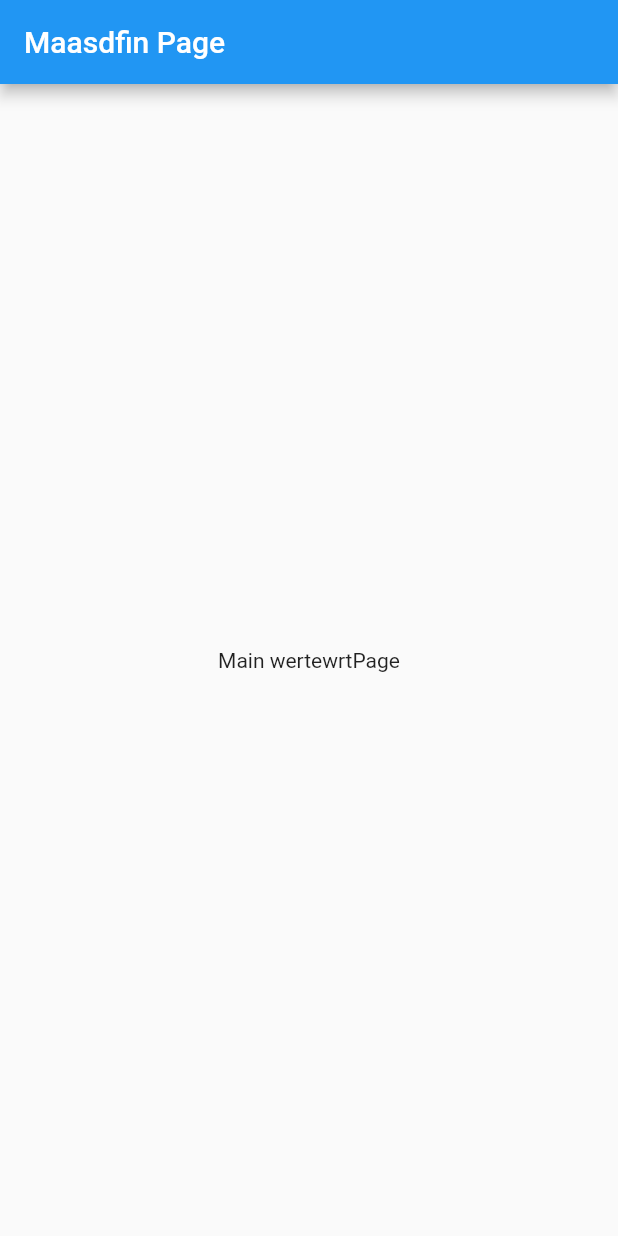
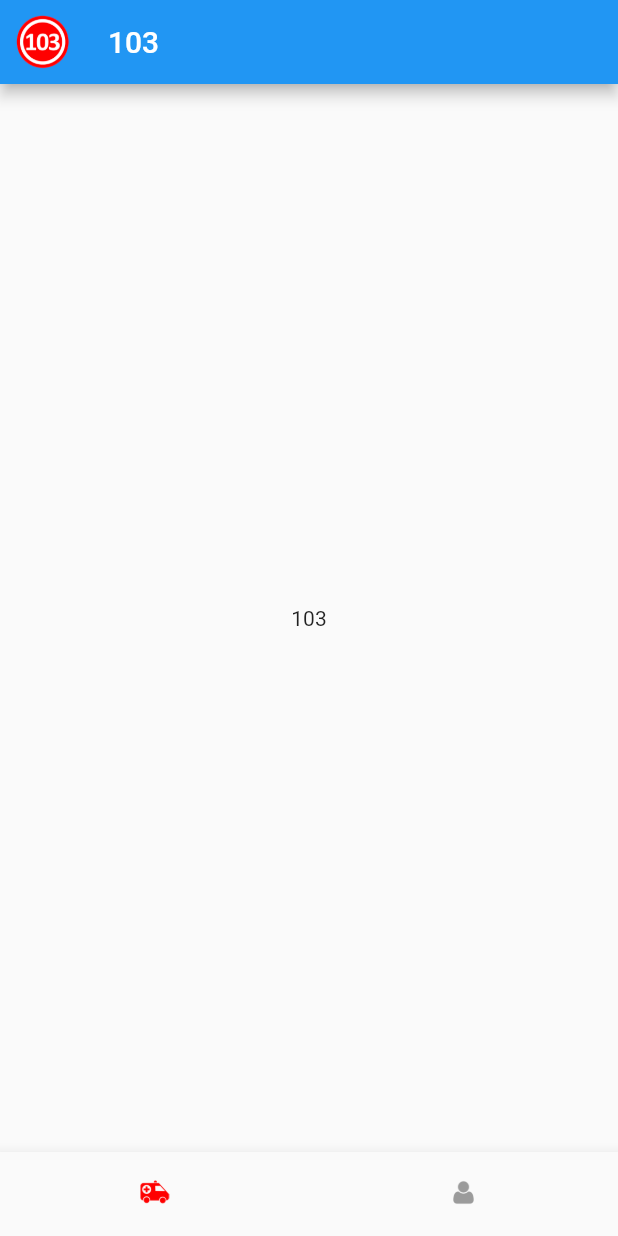
Before and after one commit to Sanjarbek17/health_care, a Flutter app: the screen it shows after launch, on a phone screen of 412 x 824 dp. Run offline on Flutter 3.47's test engine with Material 2 defaults, Android fonts, the phone set to English and light mode, and no system bars.

Commit message:
images added

```diff
--- a/lib/main.dart
+++ b/lib/main.dart
@@ -2,18 +2,18 @@ import 'package:flutter/material.dart';
 
 import './style/main_style.dart';
 
-import './screens/main_screen.dart';
-import './screens/playlist.dart';
-import './screens/playing.dart';
+import 'screens/home_screen.dart';
 
 void main() {
   runApp(const MainRoute());
 }
+
 class MainRoute extends StatefulWidget {
   const MainRoute({super.key});
   @override
   State<MainRoute> createState() => _MainRouteState();
 }
+
 class _MainRouteState extends State<MainRoute> {
   @override
   Widget build(BuildContext context) {
@@ -21,9 +21,7 @@ class _MainRouteState extends State<MainRoute> {
       theme: theme,
       initialRoute: '/',
       routes: {
-        '/': (context) => const MainPage(),
-        '/playlist': (context) => const PlaylistPage(),
-        '/playing': (context) => const PlayingPage(),
+        '/': (context) => const HomeScreen(),
       },
     );
   }
--- /dev/null
+++ b/lib/screens/home_screen.dart
@@ -0,0 +1,54 @@
+import 'package:flutter/material.dart';
+
+class HomeScreen extends StatefulWidget {
+  const HomeScreen({super.key});
+
+  @override
+  State<HomeScreen> createState() => _HomeScreenState();
+}
+
+class _HomeScreenState extends State<HomeScreen> {
+  @override
+  Widget build(BuildContext context) {
+    return MaterialApp(
+      home: Scaffold(
+        appBar: AppBar(
+          leading: Image.asset('assets/logo1034.png'),
+          title: const Text(
+            '103',
+          ),
+        ),
+        body: const Center(
+          child: Text('103'),
+        ),
+        bottomNavigationBar: BottomNavigationBar(
+          showSelectedLabels: false,
+          showUnselectedLabels: false,
+          items: [
+            BottomNavigationBarItem(
+                icon: SizedBox(
+                    width: 20,
+                    height: 20,
+                    child: Image.asset('assets/maps_grey.png')),
+                activeIcon: SizedBox(
+                  width: 20,
+                  height: 20,
+                  child: Image.asset('assets/maps_red.png'),
+                ),
+                label: 'map'),
+            BottomNavigationBarItem(
+                icon: SizedBox(
+                    width: 20,
+                    height: 20,
+                    child: Image.asset('assets/profil_grey.png')),
+                activeIcon: SizedBox(
+                    width: 20,
+                    height: 20,
+                    child: Image.asset('assets/profil_red.png')),
+                label: 'profil'),
+          ],
+        ),
+      ),
+    );
+  }
+}
--- a/lib/screens/main_screen.dart
+++ /dev/null
@@ -1,24 +0,0 @@
-import 'package:flutter/material.dart';
-
-class MainPage extends StatefulWidget {
-  const MainPage({super.key});
-
-  @override
-  State<MainPage> createState() => _MainPageState();
-}
-
-class _MainPageState extends State<MainPage> {
-  @override
-  Widget build(BuildContext context) {
-    return MaterialApp(
-      home: Scaffold(
-        appBar: AppBar(
-          title: const Text('Maasdfin Page'),
-        ),
-        body: const Center(
-          child: Text('Main wertewrtPage'),
-        ),
-      ),
-    );
-  }
-}
--- a/lib/screens/playing.dart
+++ /dev/null
@@ -1,17 +0,0 @@
-import 'package:flutter/material.dart';
-
-import './constant.dart';
-
-class PlayingPage extends StatefulWidget {
-  const PlayingPage({super.key});
-
-  @override
-  State<PlayingPage> createState() => _PlayingPageState();
-}
-
-class _PlayingPageState extends State<PlayingPage> {
-  @override
-  Widget build(BuildContext context) {
-    return const Placeholder();
-  }
-}
--- a/lib/screens/playlist.dart
+++ /dev/null
@@ -1,17 +0,0 @@
-import 'package:flutter/material.dart';
-
-import './constant.dart';
-
-class PlaylistPage extends StatefulWidget {
-  const PlaylistPage({super.key});
-
-  @override
-  State<PlaylistPage> createState() => _PlaylistPageState();
-}
-
-class _PlaylistPageState extends State<PlaylistPage> {
-  @override
-  Widget build(BuildContext context) {
-    return const Placeholder();
-  }
-}
--- a/pubspec.yaml
+++ b/pubspec.yaml
@@ -59,8 +59,8 @@ flutter:
   uses-material-design: true
 
   # To add assets to your application, add an assets section, like this:
-  # assets:
-  #   - images/a_dot_burr.jpeg
+  assets:
+    - assets/
   #   - images/a_dot_ham.jpeg
 
   # An image asset can refer to one or more resolution-specific "variants", see
```
Also changed, not shown: assets/gps_map_car.png (added), assets/logo1034.png (added), assets/map_grey.png (added), assets/maps_red.png (added), assets/profil_grey.png (added), assets/profil_red.png (added), assets/spravochnik_grey.png (added), assets/spravochnik_red.png (added), 1 other file.
